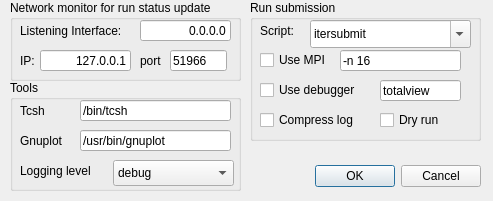
LeCAD-PEG/SOLPS-GUI, file src/gui/preferences.ui: the form before one commit.
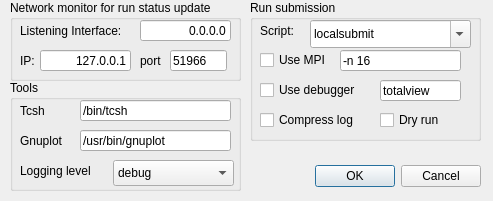
The form after the commit.

Diff of the .ui file:
```diff
--- a/src/gui/preferences.ui
+++ b/src/gui/preferences.ui
@@ -205,6 +205,9 @@
     <property name="editable">
      <bool>true</bool>
     </property>
+    <property name="currentIndex">
+     <number>3</number>
+    </property>
     <item>
      <property name="text">
       <string>itersubmit</string>
```
